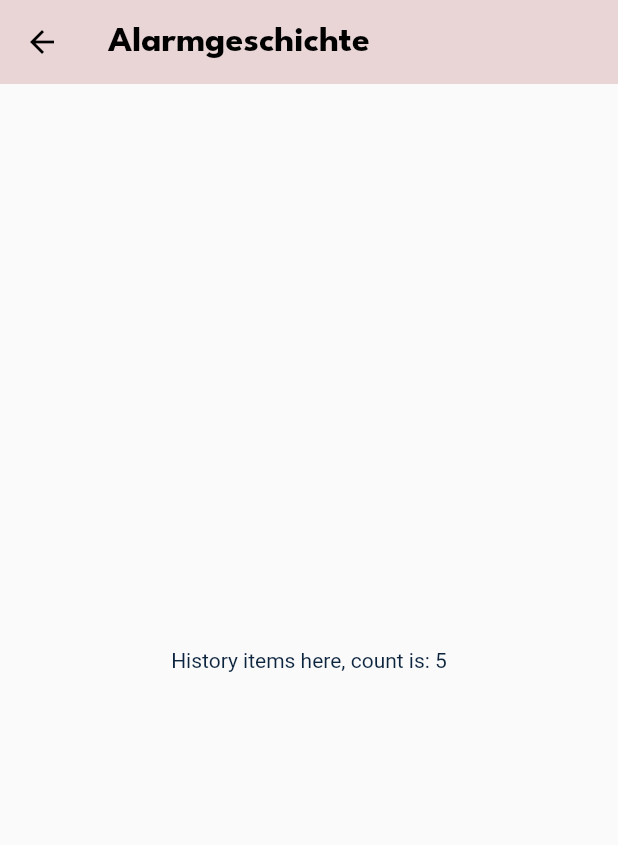
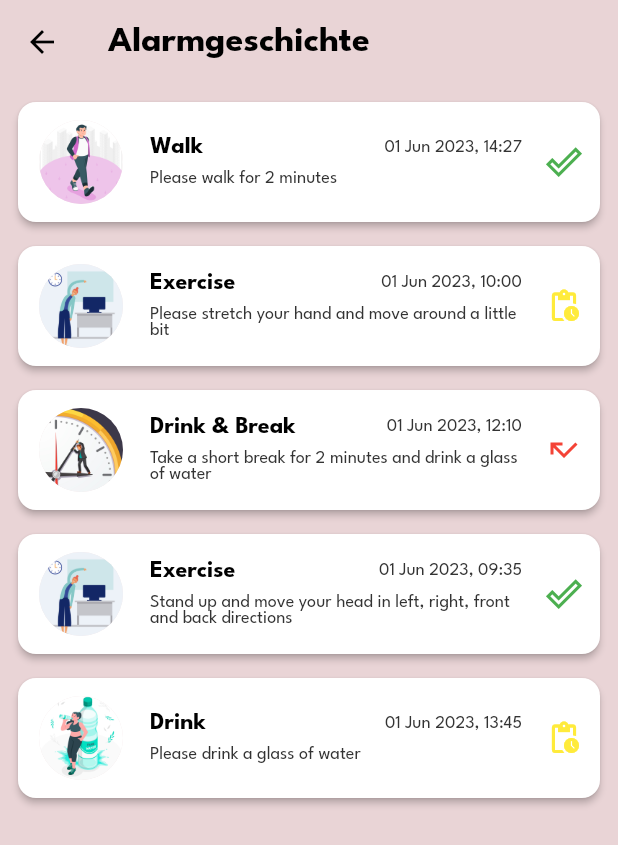
Before and after one commit to sourav-bh/carda-fit, a Flutter app: the AlertHistoryPage screen opened by its route, on a phone screen of 412 x 824 dp. Shown: the top 845 px of the screen. Run offline on Flutter 3.47's test engine with Material 2 defaults, Android fonts, the phone set to English and light mode, and no system bars; our stand-ins replace cached_network_image, firebase_core, firebase_messaging, multi_select_flutter, package_info_plus and 3 more; missing offline and left inert: any_link_preview, dart:ffi, excel, gradient_slide_to_act, random_avatar; accounts and stored records are empty.

Commit message:
Task Alert Summary Page

```diff
--- a/lib/util/app_style.dart
+++ b/lib/util/app_style.dart
@@ -41,6 +41,7 @@ class AppColor {
   static const lightOrange = Color(0xffF4BC7F);
   static const lightPink = Color(0xffE9D4D6);
   static const darkGrey = Color(0xff8e8e8e);
+  static const lightBlack = Color(0xFF333333);
 
 }
 
--- a/lib/view/alert_history_page.dart
+++ b/lib/view/alert_history_page.dart
@@ -4,6 +4,9 @@ import 'package:app/view/task_alert_page.dart';
 import 'package:flutter/material.dart';
 import 'package:flutter/services.dart';
 import 'package:package_info_plus/package_info_plus.dart';
+import 'package:any_link_preview/any_link_preview.dart';
+import 'package:app/model/learning.dart';
+import 'package:app/view/task_alert_page.dart';
 
 class AlertHistoryPage extends StatefulWidget {
   const AlertHistoryPage({Key? key}) : super(key: key);
@@ -83,6 +86,38 @@ class _AlertHistoryPageState extends State<AlertHistoryPage> {
   // const Icon(Icons.call_missed)
   // const Icon(Icons.snooze)
   // const Icon(Icons.pending_actions)
+Icon _getStatusIcon(TaskStatus status) {
+  Color iconColor;
+  switch (status) {
+    case TaskStatus.completed:
+      iconColor = Colors.green;
+      return Icon(Icons.done_outline, color: iconColor);
+    case TaskStatus.missed:
+      iconColor = Colors.red;
+      return Icon(Icons.call_missed, color: iconColor);
+    case TaskStatus.pending:
+      iconColor = Colors.yellow;
+      return Icon(Icons.pending_actions, color: iconColor);
+    default:
+      iconColor = Colors.grey;
+      return Icon(Icons.snooze, color: iconColor);
+  }
+}
+
+  String _getIconForTaskType(TaskType type) {
+  switch (type) {
+    case TaskType.steps:
+      return 'assets/images/walk.jpg';
+    case TaskType.exercise:
+      return 'assets/images/exercise.jpg';
+    case TaskType.waterWithBreak:
+      return 'assets/images/break.jpg';
+    case TaskType.water:
+      return 'assets/images/water.jpg';
+    default:
+      return 'assets/default_icon.png';
+  }
+}
 
  @override
   Widget build(BuildContext context) {
@@ -93,11 +128,71 @@ class _AlertHistoryPageState extends State<AlertHistoryPage> {
         centerTitle: false,
         title: const Text('Alarmgeschichte'),
       ),
-        body: Center(
-          child: Text(
-            'History items here, count is: ${_historyItems.length}',
-            style: const TextStyle(fontSize: 14, color: AppColor.darkBlue),
-          ),),
+      backgroundColor: AppColor.lightPink,
+      body: Padding(
+        padding: EdgeInsets.all(8),
+        child: ListView.separated(
+          itemCount: _historyItems.length,
+          separatorBuilder: (BuildContext context, int index) =>
+              SizedBox(height: 8),
+          itemBuilder: (context, index) {
+            final historyItem = _historyItems[index];
+            return Card(
+              color: Colors.white,
+              elevation: 2,
+              shape: RoundedRectangleBorder(
+                borderRadius: BorderRadius.circular(12),
+              ),
+              child: ListTile(
+                    contentPadding: EdgeInsets.all(12),
+                    leading: CircleAvatar(
+                      radius: 30,
+                      backgroundImage: AssetImage(
+                        _getIconForTaskType(historyItem.taskType),
+                      ),
+                    ),
+                title: Column(
+                  crossAxisAlignment: CrossAxisAlignment.start,
+                  children: [
+                    Row(
+                      mainAxisAlignment: MainAxisAlignment.spaceBetween,
+                      crossAxisAlignment: CrossAxisAlignment.center,
+                      children: [
+                        Text(
+                          historyItem.title,
+                          style: TextStyle(
+                            fontSize: 16,
+                            fontWeight: FontWeight.bold,
+                            color: Colors.black
+                          ),
+                        ),
+                        SizedBox(width: 4),
+                        Text(
+                          historyItem.completedAt.isNotEmpty
+                              ? historyItem.completedAt
+                              : historyItem.taskCreatedAt,
+                          style: TextStyle(fontSize: 12,
+                          color: AppColor.lightBlack
+                          )
+                        ),
+                      ],
+                    ),
+                    SizedBox(height: 8),
+                    Text(
+                      historyItem.description,
+                      style: TextStyle(fontSize: 12,
+                       color: AppColor.lightBlack),
+                    ),
+                  ],
+                ),
+                trailing: _getStatusIcon(historyItem.taskStatus),
+                onTap: () {
+                },
+              ),
+            );
+          },
+        ),
+      ),
     );
   }
 }
--- a/lib/view/edit_profile_page.dart
+++ b/lib/view/edit_profile_page.dart
@@ -76,18 +76,17 @@ class _EditProfilePageState extends State<EditProfilePage> {
     _items = _alertTypes
         .map((animal) => MultiSelectItem<TaskType?>(animal, animal?.name ?? ""))
         .toList();
+    _loadData();
   }
 
   @override
   void didChangeDependencies() {
     super.didChangeDependencies();
-    // _loadData();
   }
 
   @override
   void dispose() {
     super.dispose();
-    _loadData();
   }
 
   List<bool> convertStringToListOfBools(String value) {
@@ -173,8 +172,10 @@ class _EditProfilePageState extends State<EditProfilePage> {
   void _loadData() async {
     String? userId =
         await SharedPref.instance.getValue(SharedPref.keyUserServerId);
+    print(userId);
 
     UserInfo? userRes;
+    print(userRes);
     try {
       userRes = await ApiManager().getUser(userId ?? "");
     } on Exception catch (_) {
@@ -206,7 +207,7 @@ class _EditProfilePageState extends State<EditProfilePage> {
         //   _selectedWeekdays = convertStringToListOfBools(userWorkingDays);
         // }
         _startTime = userRes.workStartTime.toString();
-        _endTime = userRes.workEndTime = toString();
+        _endTime = userRes.workEndTime.toString();
         _selectedConditions =
             userRes.medicalConditions!.replaceAll(" ", "").split(',');
         _selectedAlerts = userRes.preferredAlerts!
@@ -307,7 +308,10 @@ class _EditProfilePageState extends State<EditProfilePage> {
           elevation: 0,
           backgroundColor: Colors.transparent,
           centerTitle: true,
-          title: Text('Profil ändern', style: Theme.of(context).textTheme.displayMedium,),
+          title: Text(
+            'Profil ändern',
+            style: Theme.of(context).textTheme.displayMedium,
+          ),
         ),
         backgroundColor: AppColor.lightPink,
         body: AnnotatedRegion<SystemUiOverlayStyle>(
```
Lines whose indentation alone changed are shown as unchanged.
